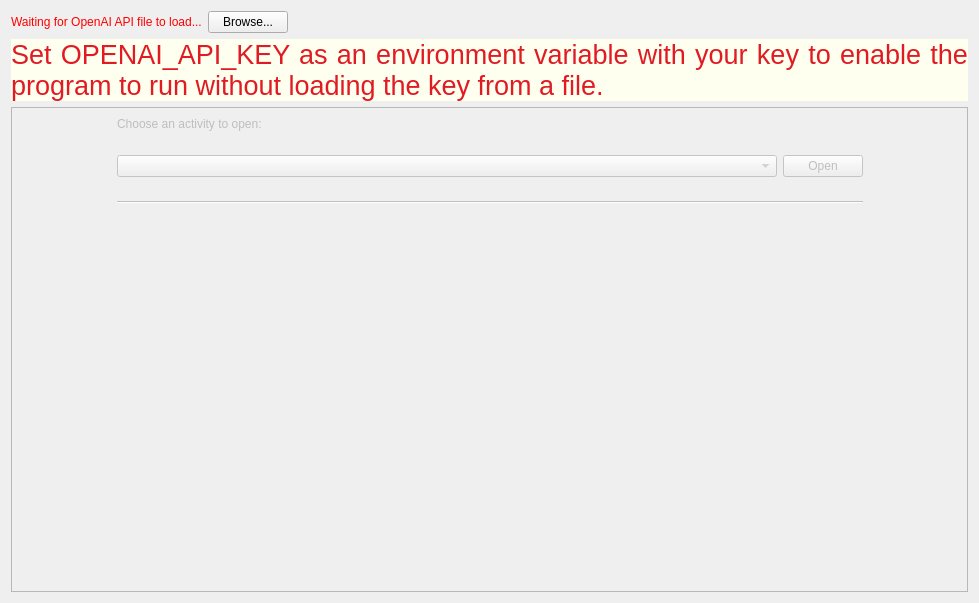
Before: the Qt Designer form PageWelcomePage.ui in asianirish/AI-Ronaut, drawn with Qt 5.
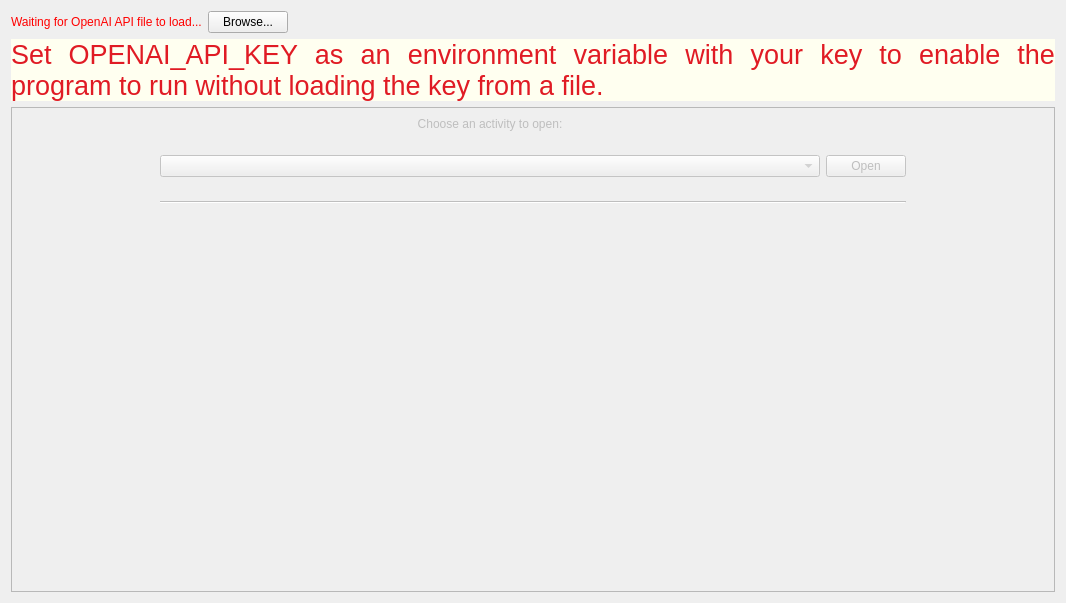
After: the same form once the commit is applied. Custom widgets are drawn as their Qt base class.

Commit message: highlight interface entry point visually

The edit to the form file:
```diff
--- a/PageWelcomePage.ui
+++ b/PageWelcomePage.ui
@@ -6,7 +6,7 @@
    <rect>
     <x>0</x>
     <y>0</y>
-    <width>796</width>
+    <width>1066</width>
     <height>603</height>
    </rect>
   </property>
@@ -51,7 +51,53 @@
       <property name="verticalSpacing">
        <number>24</number>
       </property>
-      <item row="1" column="1">
+      <item row="4" column="1" colspan="2">
+       <widget class="NetworkConfiWidget" name="networkConfigWidget" native="true">
+        <property name="minimumSize">
+         <size>
+          <width>0</width>
+          <height>40</height>
+         </size>
+        </property>
+       </widget>
+      </item>
+      <item row="2" column="0">
+       <spacer name="horizontalSpacer_3">
+        <property name="orientation">
+         <enum>Qt::Horizontal</enum>
+        </property>
+        <property name="sizeHint" stdset="0">
+         <size>
+          <width>40</width>
+          <height>20</height>
+         </size>
+        </property>
+       </spacer>
+      </item>
+      <item row="5" column="1" colspan="2">
+       <widget class="PluginListWidget" name="pluginListWidget" native="true">
+        <property name="minimumSize">
+         <size>
+          <width>0</width>
+          <height>40</height>
+         </size>
+        </property>
+       </widget>
+      </item>
+      <item row="2" column="3">
+       <spacer name="horizontalSpacer_2">
+        <property name="orientation">
+         <enum>Qt::Horizontal</enum>
+        </property>
+        <property name="sizeHint" stdset="0">
+         <size>
+          <width>40</width>
+          <height>20</height>
+         </size>
+        </property>
+       </spacer>
+      </item>
+      <item row="2" column="1">
        <widget class="QComboBox" name="activityComboBox">
         <property name="minimumSize">
          <size>
@@ -64,40 +110,27 @@
         </property>
        </widget>
       </item>
-      <item row="1" column="0">
-       <spacer name="horizontalSpacer_3">
+      <item row="6" column="1">
+       <spacer name="verticalSpacer">
         <property name="orientation">
-         <enum>Qt::Horizontal</enum>
+         <enum>Qt::Vertical</enum>
         </property>
         <property name="sizeHint" stdset="0">
          <size>
-          <width>40</width>
-          <height>20</height>
+          <width>20</width>
+          <height>40</height>
          </size>
         </property>
        </spacer>
       </item>
-      <item row="1" column="3">
-       <spacer name="horizontalSpacer_2">
+      <item row="3" column="1" colspan="2">
+       <widget class="Line" name="line">
         <property name="orientation">
          <enum>Qt::Horizontal</enum>
-        </property>
-        <property name="sizeHint" stdset="0">
-         <size>
-          <width>40</width>
-          <height>20</height>
-         </size>
-        </property>
-       </spacer>
-      </item>
-      <item row="0" column="1" colspan="2">
-       <widget class="QLabel" name="label_2">
-        <property name="text">
-         <string>Choose an activity to open:</string>
         </property>
        </widget>
       </item>
-      <item row="1" column="2">
+      <item row="2" column="2">
        <widget class="QPushButton" name="openActivityButton">
         <property name="sizePolicy">
          <sizepolicy hsizetype="Fixed" vsizetype="Fixed">
@@ -110,43 +143,16 @@
         </property>
        </widget>
       </item>
-      <item row="2" column="1" colspan="2">
-       <widget class="Line" name="line">
-        <property name="orientation">
-         <enum>Qt::Horizontal</enum>
+      <item row="1" column="1">
+       <widget class="QLabel" name="label_2">
+        <property name="styleSheet">
+         <string notr="true">font: 16pt &quot;Noto Sans&quot;;</string>
         </property>
-       </widget>
-      </item>
-      <item row="5" column="1">
-       <spacer name="verticalSpacer">
-        <property name="orientation">
-         <enum>Qt::Vertical</enum>
+        <property name="text">
+         <string>Choose an activity to open:</string>
         </property>
-        <property name="sizeHint" stdset="0">
-         <size>
-          <width>20</width>
-          <height>40</height>
-         </size>
-        </property>
-       </spacer>
-      </item>
-      <item row="4" column="1" colspan="2">
-       <widget class="PluginListWidget" name="pluginListWidget" native="true">
-        <property name="minimumSize">
-         <size>
-          <width>0</width>
-          <height>40</height>
-         </size>
-        </property>
-       </widget>
-      </item>
-      <item row="3" column="1" colspan="2">
-       <widget class="NetworkConfiWidget" name="networkConfigWidget" native="true">
-        <property name="minimumSize">
-         <size>
-          <width>0</width>
-          <height>40</height>
-         </size>
+        <property name="alignment">
+         <set>Qt::AlignCenter</set>
         </property>
        </widget>
       </item>
```
